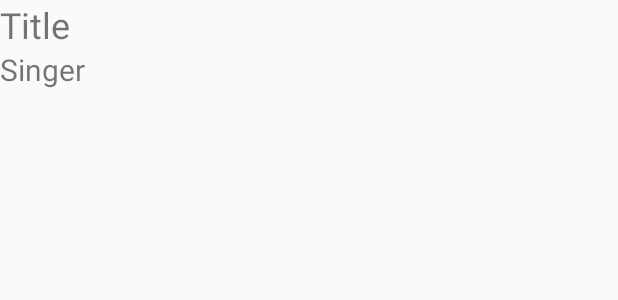
After one commit to yadoch/MyMedia, an Android app: the layout item.xml on its own in the app's theme, with its tools: preview values and no code run, on a phone screen of 412 x 824 dp. The commit adds this screen. Shown: the top 300 px of the screen. Run offline under Robolectric (Android 15) with nearby library versions, the phone set to English and light mode, and no system bars.

Commit message:
ListView  部分完成

```diff
--- /dev/null
+++ b/app/src/main/res/layout/item.xml
@@ -0,0 +1,20 @@
+<?xml version="1.0" encoding="utf-8"?>
+<LinearLayout xmlns:android="http://schemas.android.com/apk/res/android"
+    android:orientation="vertical" android:layout_width="match_parent"
+    android:layout_height="match_parent">
+
+    <TextView
+        android:id="@+id/title"
+        android:layout_width="match_parent"
+        android:layout_height="wrap_content"
+        android:textSize="24sp"
+        android:text="Title"
+        />
+    <TextView
+        android:id="@+id/singer"
+        android:layout_width="match_parent"
+        android:layout_height="wrap_content"
+        android:textSize="20sp"
+        android:text="Singer"
+        />
+</LinearLayout>
```
Also changed, not shown: app/src/main/AndroidManifest.xml (+6 -2 lines), app/src/main/java/tw/com/abc/mymedia/MainActivity.java (+102 -3 lines), app/src/main/java/tw/com/abc/mymedia/Page2.java (added, +14 -0 lines), app/src/main/res/layout/activity_main.xml (+11 -0 lines), app/src/main/res/layout/activity_page2.xml (added, +9 -0 lines).
